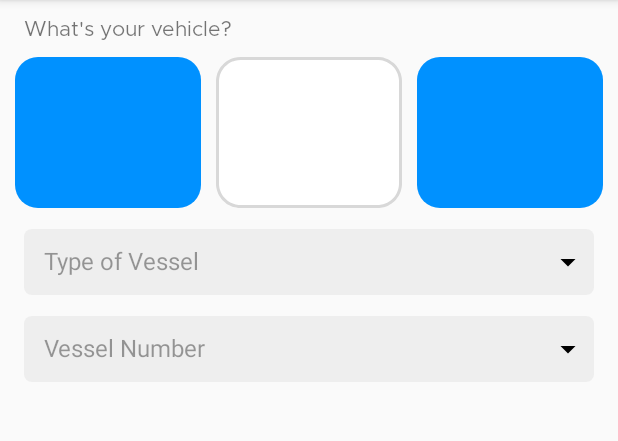
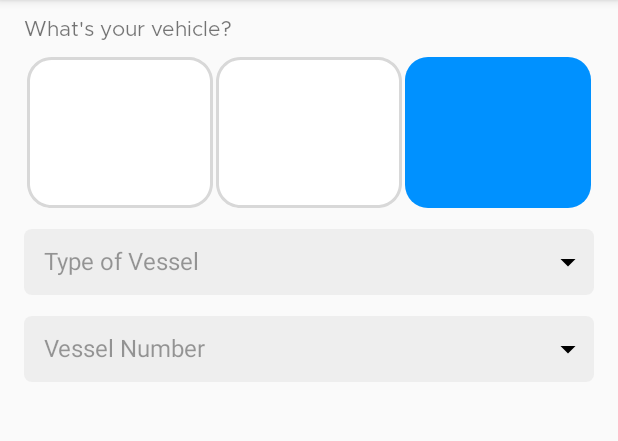
Before and after one commit to TORU0239/CustomSelector, an Android app: the screen it shows after launch (MainActivity), after a tap on an icon or button, on a phone screen of 412 x 824 dp, the part 84-525 px from its top. Run offline under Robolectric (Android 15) with nearby library versions, the phone set to English and light mode, and no system bars; 2 other taps on this screen came first.

Commit message:
added background and toggle state

```diff
--- a/app/src/main/java/sg/toru/customselector/view/CustomSelector.kt
+++ b/app/src/main/java/sg/toru/customselector/view/CustomSelector.kt
@@ -6,7 +6,9 @@ import android.view.LayoutInflater
 import android.widget.ImageView
 import android.widget.TextView
 import androidx.constraintlayout.widget.ConstraintLayout
+import androidx.core.content.ContextCompat
 import sg.toru.customselector.R
+import java.lang.IllegalStateException
 
 class CustomSelector : ConstraintLayout {
     constructor(context:Context):super(context){
@@ -32,31 +34,61 @@ class CustomSelector : ConstraintLayout {
 
     private lateinit var typeOfTranportTxt:TextView
     private lateinit var numberOfTransportTxt:TextView
+    private lateinit var image1:ImageView
+    private lateinit var image2:ImageView
+    private lateinit var image3:ImageView
+
 
     private fun init(){
         val view = LayoutInflater.from(context).inflate(R.layout.layout_cusom_selector, this, false)
         addView(view)
 
-        val image1 = view.findViewById<ImageView>(R.id.img_text1)
-        val image2 = view.findViewById<ImageView>(R.id.img_text2)
-        val image3 = view.findViewById<ImageView>(R.id.img_text3)
+        image1 = view.findViewById(R.id.img_text1)
+        image2 = view.findViewById(R.id.img_text2)
+        image3 = view.findViewById(R.id.img_text3)
 
         image1.setOnClickListener {
             currentSelectedSubType = Transport.AIR
             setType()
+            setUnselectedToOtherButton(image1)
         }
         image2.setOnClickListener {
             currentSelectedSubType = Transport.LAND
             setType()
+            setUnselectedToOtherButton(image2)
         }
         image3.setOnClickListener {
             currentSelectedSubType = Transport.SEA
             setType()
+            setUnselectedToOtherButton(image3)
         }
 
         typeOfTranportTxt = view.findViewById(R.id.txt_selector_transport)
         numberOfTransportTxt = view.findViewById(R.id.txt_selector_transport_number)
+
+        image1.performClick()
         setType()
+    }
+
+    private fun setUnselectedToOtherButton(button:ImageView){
+        when(button){
+            image1 ->{
+                image1.background = ContextCompat.getDrawable(context, R.drawable.rect_cornered_box_selected)
+                image2.background = ContextCompat.getDrawable(context, R.drawable.rect_cornered_box_unselected)
+                image3.background = ContextCompat.getDrawable(context, R.drawable.rect_cornered_box_unselected)
+            }
+            image2 ->{
+                image1.background = ContextCompat.getDrawable(context, R.drawable.rect_cornered_box_unselected)
+                image2.background = ContextCompat.getDrawable(context, R.drawable.rect_cornered_box_selected)
+                image3.background = ContextCompat.getDrawable(context, R.drawable.rect_cornered_box_unselected)
+            }
+            image3 ->{
+                image1.background = ContextCompat.getDrawable(context, R.drawable.rect_cornered_box_unselected)
+                image2.background = ContextCompat.getDrawable(context, R.drawable.rect_cornered_box_unselected)
+                image3.background = ContextCompat.getDrawable(context, R.drawable.rect_cornered_box_selected)
+            }
+            else -> throw IllegalStateException("WTF?")
+        }
     }
 
     private fun setType(){
--- /dev/null
+++ b/app/src/main/res/drawable/button_selector.xml
@@ -0,0 +1,5 @@
+<?xml version="1.0" encoding="utf-8"?>
+<selector xmlns:android="http://schemas.android.com/apk/res/android">
+    <item android:state_selected="true" android:drawable="@drawable/rect_cornered_box_selected"/>
+    <item android:drawable="@drawable/rect_cornered_box_unselected"/>
+</selector>
--- a/app/src/main/res/layout/layout_cusom_selector.xml
+++ b/app/src/main/res/layout/layout_cusom_selector.xml
@@ -39,7 +39,7 @@
         app:layout_constraintWidth_percent="0.3"
         app:layout_constraintDimensionRatio="1.23:1"
         app:layout_constraintEnd_toStartOf="@+id/img_text2"
-        app:layout_constraintStart_toStartOf="parent"
+        app:layout_constraintStart_toStartOf="@id/guideline_start_16dp"
         app:layout_constraintTop_toBottomOf="@id/txt_head" />
 
     <ImageView
@@ -59,10 +59,10 @@
         android:layout_width="0dp"
         android:layout_height="0dp"
         android:layout_marginTop="10dp"
-        android:background="@drawable/rect_cornered_box_selected"
+        android:background="@drawable/rect_cornered_box_unselected"
         app:layout_constraintWidth_percent="0.3"
         app:layout_constraintDimensionRatio="1.23:1"
-        app:layout_constraintEnd_toEndOf="parent"
+        app:layout_constraintEnd_toEndOf="@id/guideline_end_16dp"
         app:layout_constraintStart_toEndOf="@+id/img_text2"
         app:layout_constraintTop_toBottomOf="@id/txt_head" />
 
```
Also changed, not shown: app/src/main/java/sg/toru/customselector/view/CustomRadioGroup.kt (added, +50 -0 lines).
